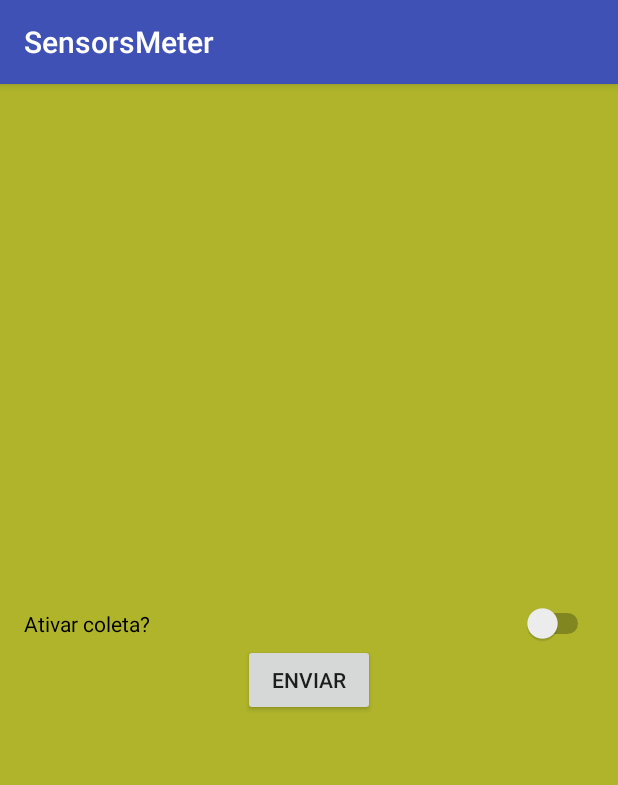
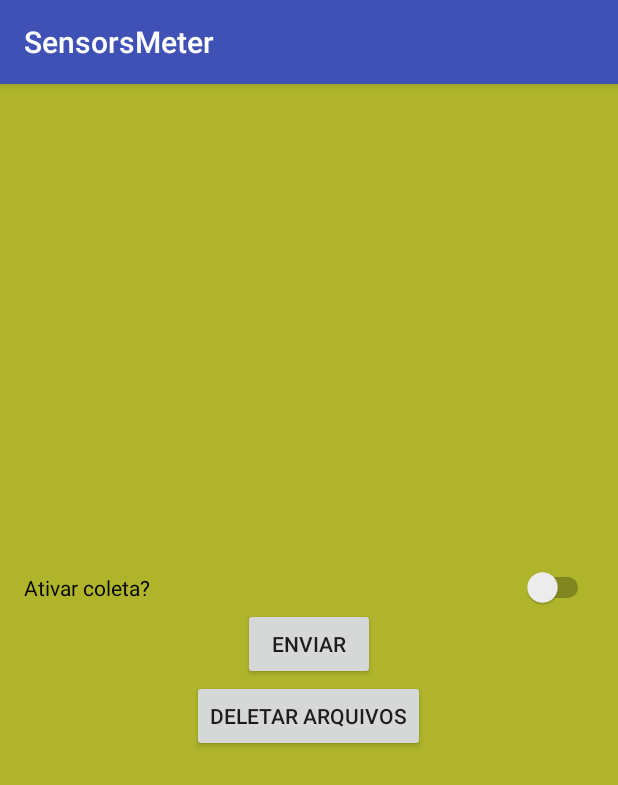
Before and after one commit to guizasy/SensorsMeter, an Android app: the screen it shows after launch (MainActivity), on a phone screen of 412 x 824 dp. Shown: the top 785 px of the screen. Run offline under Robolectric (Android 15) with nearby library versions, the phone set to English and light mode, and no system bars.

Commit message:
Initial commit.
Signed-off-by: Guilherme Zasyeki Machado <guizasy@gmail.com>

```diff
--- a/app/src/main/java/com/taberu/sensorsmeter/MainActivity.java
+++ b/app/src/main/java/com/taberu/sensorsmeter/MainActivity.java
@@ -1,13 +1,63 @@
 package com.taberu.sensorsmeter;
 
+import android.content.Intent;
+import android.hardware.Sensor;
+import android.hardware.SensorEvent;
+import android.hardware.SensorEventListener;
 import android.support.v7.app.AppCompatActivity;
 import android.os.Bundle;
+import android.view.View;
 
-public class MainActivity extends AppCompatActivity {
+public class MainActivity extends AppCompatActivity implements SensorEventListener {
 
     @Override
     protected void onCreate(Bundle savedInstanceState) {
         super.onCreate(savedInstanceState);
         setContentView(R.layout.activity_main);
     }
+
+    @Override
+    protected void onResume() {
+        super.onResume();
+    }
+
+    @Override
+    protected void onPause(){
+        super.onPause();
+    }
+
+    @Override
+    public void onSensorChanged(SensorEvent sensorEvent) {
+
+    }
+
+    @Override
+    public void onAccuracyChanged(Sensor sensor, int i) {
+
+    }
+
+    public void onClickBtn(View view) {
+//        Intent sharingIntent = new Intent(android.content.Intent.ACTION_SEND);
+//        sharingIntent.setType("text/plain");
+//        String shareBody = "Here is the share content body";
+//        sharingIntent.putExtra(android.content.Intent.EXTRA_SUBJECT, "Subject Here");
+//        sharingIntent.putExtra(android.content.Intent.EXTRA_TEXT, shareBody);
+//        startActivity(Intent.createChooser(sharingIntent, "Share via"));
+
+//        Intent share = new Intent(android.content.Intent.ACTION_SEND);
+//        share.setType("text/plain");
+//        share.addFlags(Intent.FLAG_ACTIVITY_CLEAR_WHEN_TASK_RESET);
+//
+//        // Add data to the intent, the receiving app will decide
+//        // what to do with it.
+//        share.putExtra(Intent.EXTRA_SUBJECT, "Title Of The Post");
+//        share.putExtra(Intent.EXTRA_TEXT, "http://www.codeofaninja.com");
+//
+//        startActivity(Intent.createChooser(share, "Share link!"));
+
+    }
+
+    public void deleteFiles() {
+
+    }
 }
--- a/app/src/main/res/layout/activity_main.xml
+++ b/app/src/main/res/layout/activity_main.xml
@@ -21,8 +21,15 @@
 
     <Button
         android:id="@+id/BtnSend"
-        android:text="Enviar"
+        android:text="@string/share_btn"
         android:layout_width="wrap_content"
-        android:layout_height="wrap_content" />
+        android:layout_height="wrap_content"
+        android:onClick="onClickBtn" />
 
+    <Button
+        android:id="@+id/BtnDelete"
+        android:text="@string/delete_files"
+        android:layout_width="wrap_content"
+        android:layout_height="wrap_content"
+        android:onClick="onClickBtn" />
 </LinearLayout>
--- a/app/src/main/res/values/strings.xml
+++ b/app/src/main/res/values/strings.xml
@@ -1,3 +1,5 @@
 <resources>
     <string name="app_name">SensorsMeter</string>
+    <string name="delete_files">Deletar Arquivos</string>
+    <string name="share_btn">Enviar</string>
 </resources>
```
Also changed, not shown: app/src/main/java/com/taberu/sensorsmeter/FileServices.java (added, +50 -0 lines).
